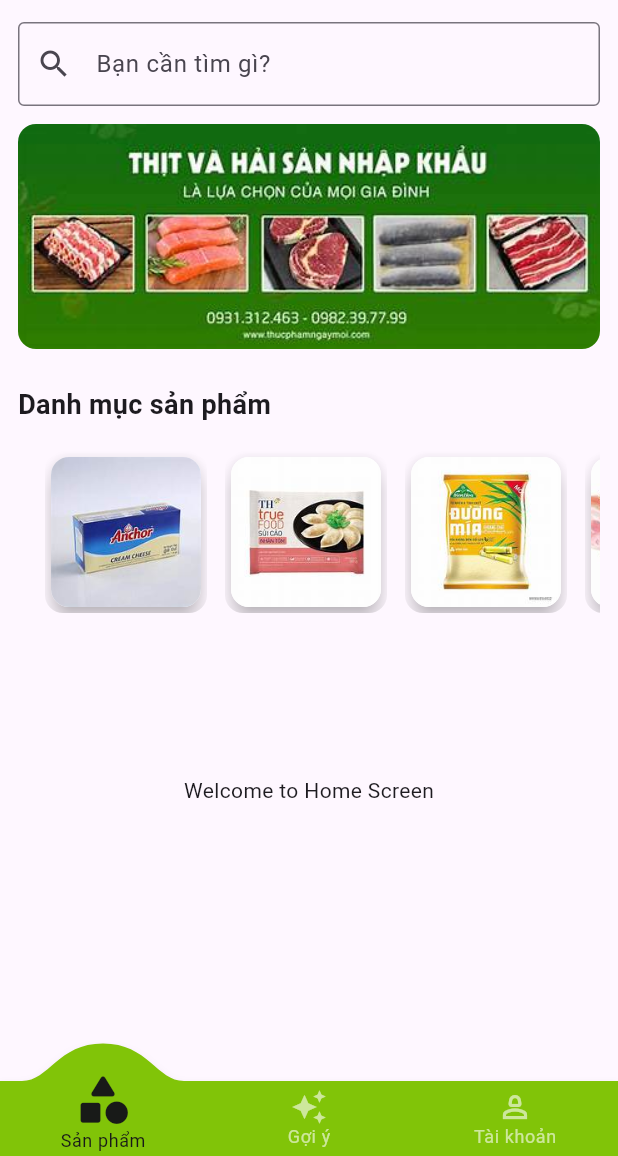
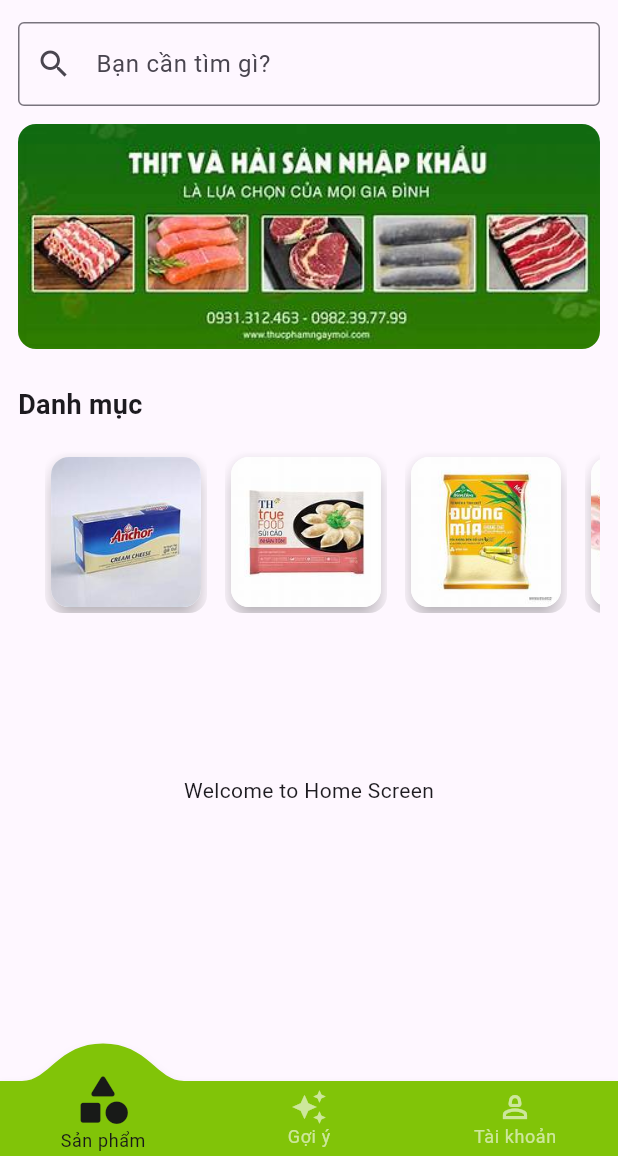
Before and after one commit to Dienhandsome/UI_Flutter, a Flutter app: the screen it shows after launch, on a phone screen of 412 x 824 dp, the part 80-1236 px from its top. Run offline on Flutter 3.47's test engine with Material 3 defaults, Android fonts, the phone set to English and light mode, and no system bars; drawn by our look-alikes of convex_bottom_bar.

Commit message:
update cate vs locsp

```diff
--- a/real/lib/screen/home_screen.dart
+++ b/real/lib/screen/home_screen.dart
@@ -173,7 +173,7 @@ class _HomeScreenState extends State<HomeScreen> {
                 crossAxisAlignment: CrossAxisAlignment.start,
                 children: [
                   Text(
-                    'Danh mục sản phẩm',
+                    'Danh mục',
                     style: TextStyle(fontSize: 18, fontWeight: FontWeight.bold),
                   ),
                   SizedBox(height: 12),
```
